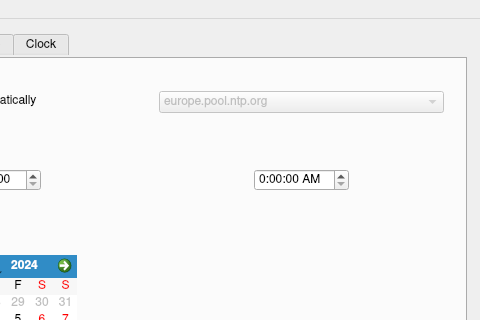
First picture: the form in Under Construction/Date and Time.app/Resources/date_and_time.ui, repository helloSystem/Utilities, before the edit; both pictures show x 185 to 665 and y 0 to 320 of the 665 by 555 pixel window.
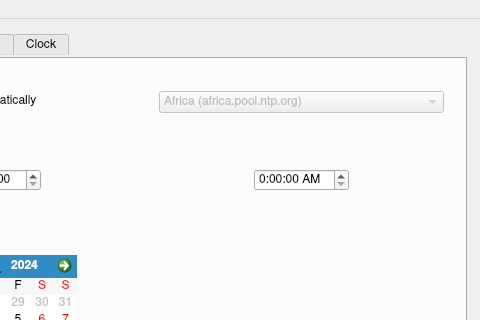
Second picture: the form after the edit. The open tabs and pages were chosen to show the change. Icons and pictures are not drawn. Custom widgets are drawn as their Qt base class.

Commit message: Better menu

```diff
--- a/Under Construction/Date and Time.app/Resources/date_and_time.ui
+++ b/Under Construction/Date and Time.app/Resources/date_and_time.ui
@@ -215,11 +215,11 @@
              </font>
             </property>
             <property name="currentIndex">
-             <number>3</number>
+             <number>0</number>
             </property>
             <item>
              <property name="text">
-              <string>africa.pool.ntp.org</string>
+              <string>Africa (africa.pool.ntp.org)</string>
              </property>
             </item>
             <item>
@@ -234,7 +234,7 @@
             </item>
             <item>
              <property name="text">
-              <string>europe.pool.ntp.org</string>
+              <string>Europe (europe.pool.ntp.org)</string>
              </property>
             </item>
             <item>
```
Left out of the diff: 88 changed lines with no effect on the pictures. The commit also changes 2 other files.
